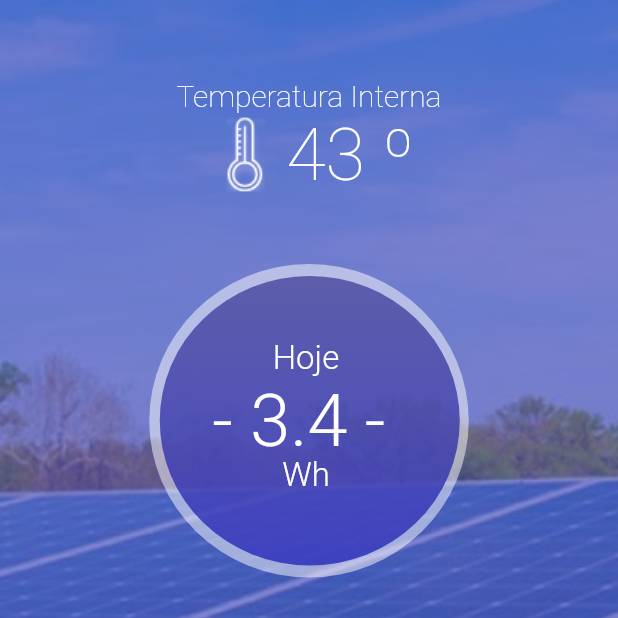
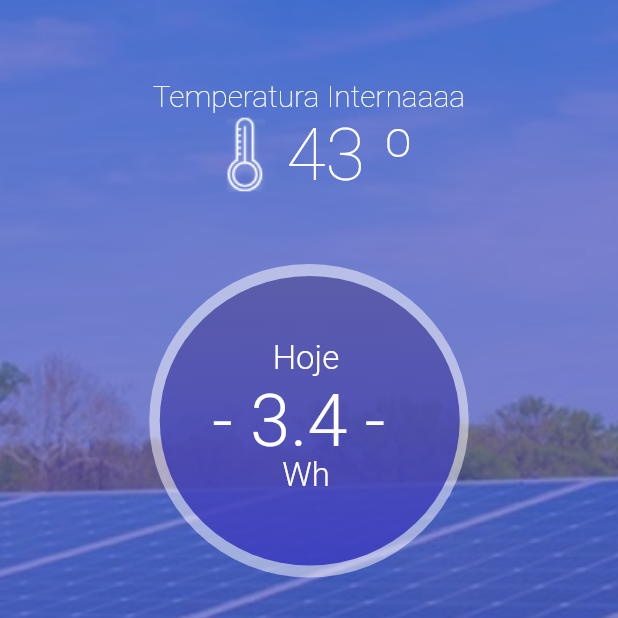
Before and after one commit to DennisBaracho/projeto_integrador, a Flutter app: the screen it shows after launch, on a phone screen of 412 x 824 dp, the top half of it. Run offline on Flutter 3.47's test engine with Material 2 defaults, Android fonts, the phone set to English and light mode, and no system bars; Roboto replaces fonts that are missing (Montserrat).

Commit message:
Update main.dart

```diff
--- a/lib/main.dart
+++ b/lib/main.dart
@@ -51,7 +51,7 @@ class _HomePageState extends State<HomePage> {
               ),
               //Temperatura
               const Text(
-                'Temperatura Interna',
+                'Temperatura Internaaaa',
                 style: TextStyle(
                   fontSize: 20,
                   color: Colors.white,
```
